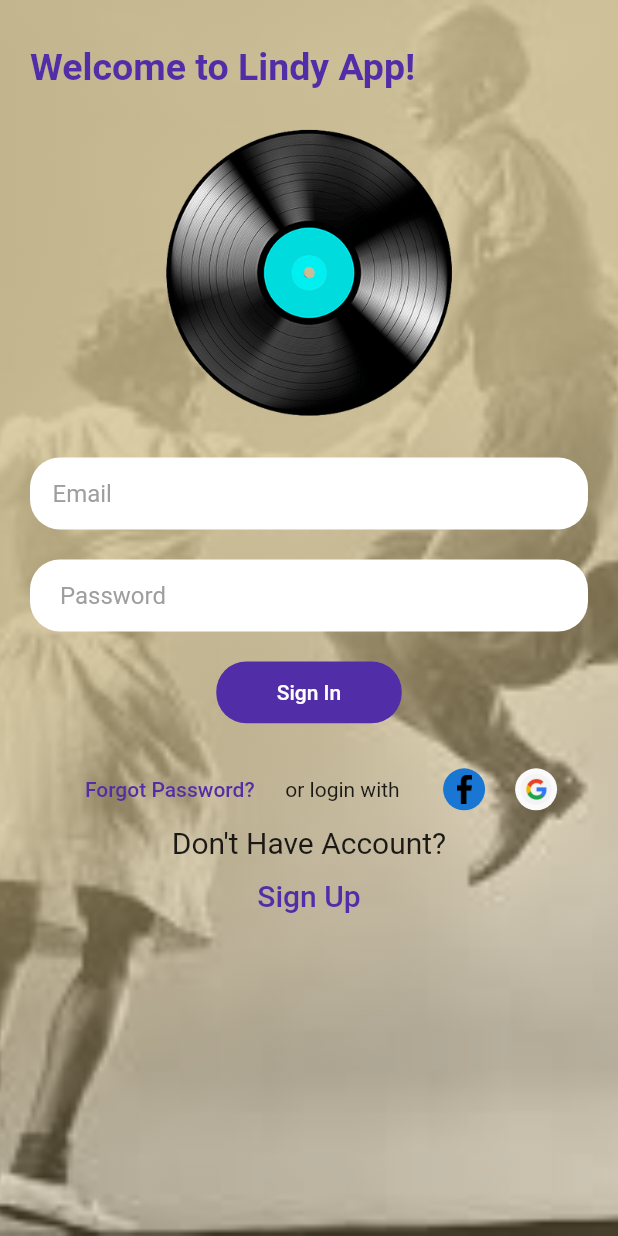
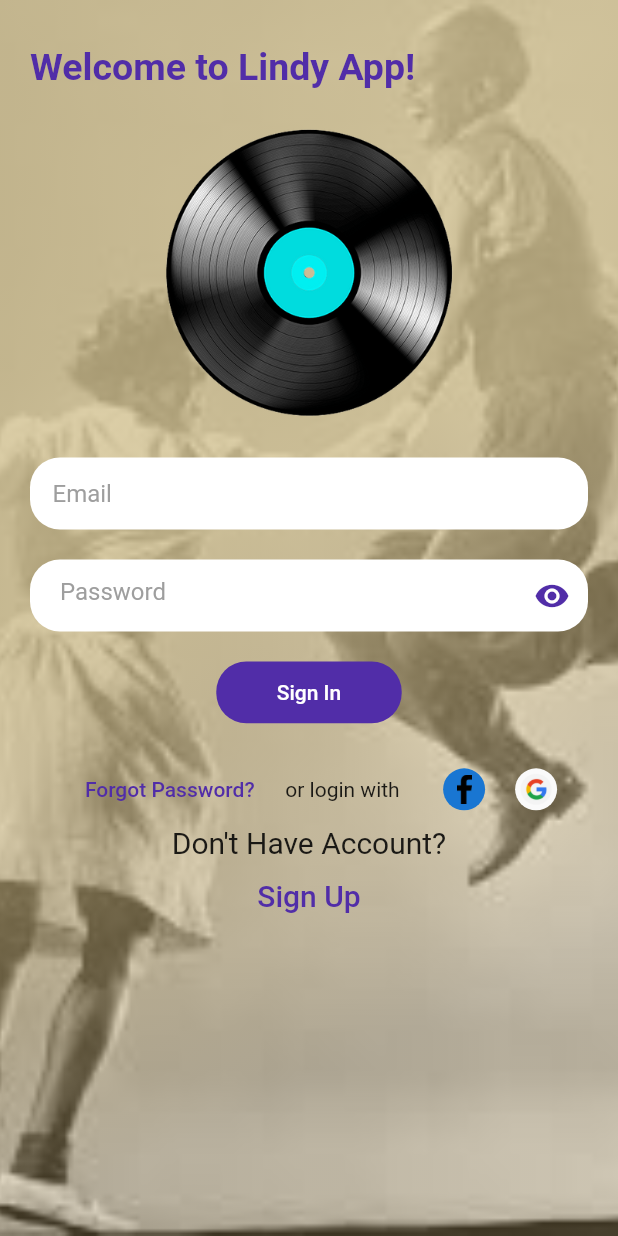
Before and after one commit to FredAPP/lindy, a Flutter app: the screen it shows after launch, on a phone screen of 412 x 824 dp. Run offline on Flutter 3.47's test engine with Material 2 defaults, Android fonts, the phone set to English and light mode, and no system bars; our stand-ins replace youtube_player_flutter; statements that could not run were skipped.

Commit message:
ajuste campo password

```diff
--- a/lib/pages/login.dart
+++ b/lib/pages/login.dart
@@ -6,7 +6,14 @@ import '../widgets/navigation_controller.dart';
 
 //https://assets.materialup.com/uploads/e6018e43-e21f-4917-a6a1-4de8451a86d6/preview.png
 
-class LoginPage extends StatelessWidget {
+class LoginPage extends StatefulWidget {
+  @override
+  _LoginPageState createState() => _LoginPageState();
+}
+
+class _LoginPageState extends State<LoginPage> {
+  bool isPasswordObscured = false;
+
   @override
   Widget build(BuildContext context) {
     var screenSize = MediaQuery.of(context).size;
@@ -94,7 +101,25 @@ class LoginPage extends StatelessWidget {
                                 borderRadius: BorderRadius.circular(20)),
                             padding: EdgeInsets.only(left: 20),
                             child: TextField(
+                              autocorrect: false,
+                              enableSuggestions: false,
+                              obscureText: isPasswordObscured,
                               decoration: InputDecoration(
+                                suffixIcon: IconButton(
+                                  icon: Icon(
+                                    isPasswordObscured
+                                        ? Icons.visibility_off
+                                        : Icons.visibility,
+                                    color: isPasswordObscured
+                                        ? Colors.grey
+                                        : Colors.deepPurple[700],
+                                  ),
+                                  onPressed: () {
+                                    setState(() {
+                                      isPasswordObscured = !isPasswordObscured;
+                                    });
+                                  },
+                                ),
                                 border: InputBorder.none,
                                 hintText: 'Password',
                                 hintStyle:
```
